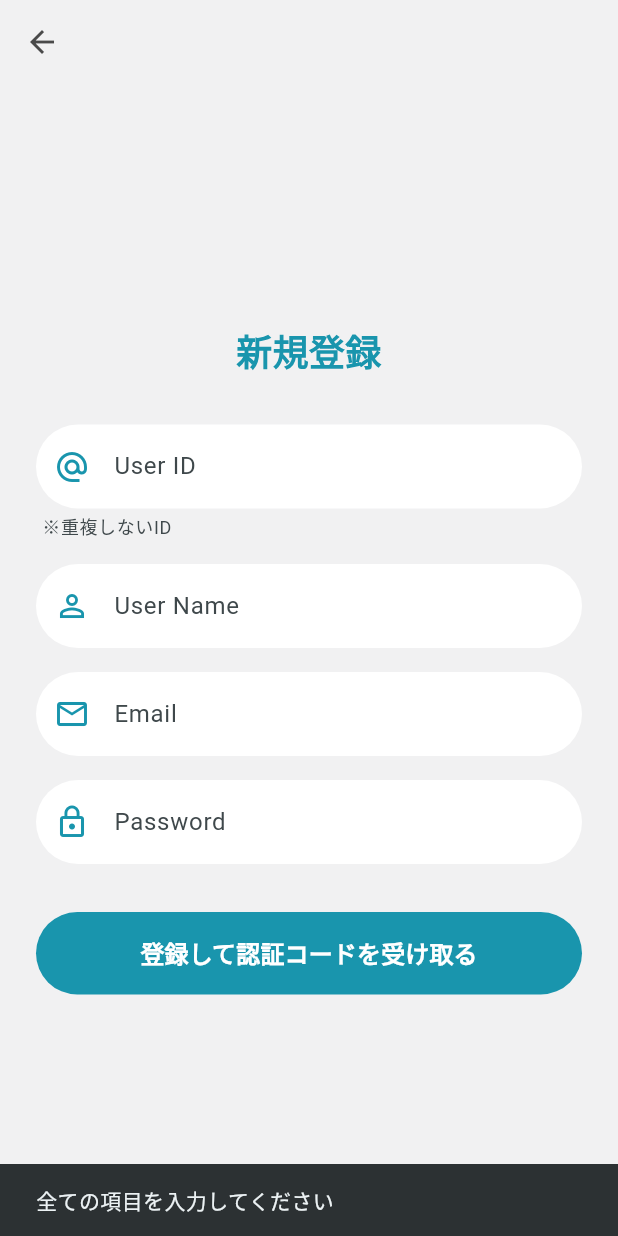
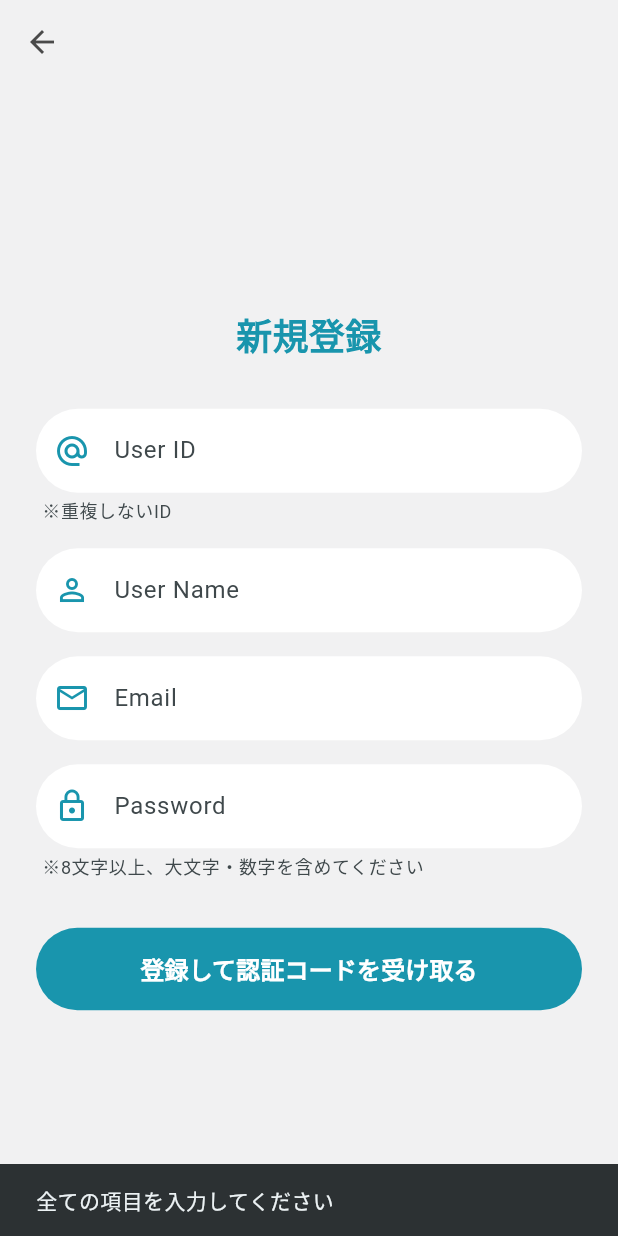
Before and after one commit to iwashi-v3/appointment-app, a Flutter app: the SignupScreen screen opened directly, after a tap on "登録して認証コードを受け取る", on a phone screen of 412 x 824 dp. Run offline on Flutter 3.47's test engine with Material 3 defaults, Android fonts, the phone set to English and light mode, and no system bars; our stand-ins replace flutter_dotenv, google_maps_flutter, supabase_flutter, web; accounts and stored records are empty.

Commit message:
レビューの修正

```diff
--- a/frontend/lib/screens/auth/signup_screen.dart
+++ b/frontend/lib/screens/auth/signup_screen.dart
@@ -14,10 +14,25 @@ class _SignupScreenState extends State<SignupScreen> {
   final _userIdController = TextEditingController();
   final _userNameController = TextEditingController();
   final _emailController = TextEditingController();
-  final _passwordController = TextEditingController(); // パスワードあり
+  final _passwordController = TextEditingController();
   bool _isLoading = false;
 
+  // --- 追加: パスワードバリデーション関数 ---
+  String? _validatePassword(String password) {
+    if (password.length < 8) {
+      return 'パスワードは8文字以上で入力してください';
+    }
+    if (!password.contains(RegExp(r'[A-Z]'))) {
+      return 'パスワードには大文字を1文字以上含めてください';
+    }
+    if (!password.contains(RegExp(r'[0-9]'))) {
+      return 'パスワードには数字を1文字以上含めてください';
+    }
+    return null;
+  }
+
   Future<void> _signup() async {
+    // 1. 空文字チェック
     if (_userIdController.text.isEmpty ||
         _userNameController.text.isEmpty ||
         _emailController.text.isEmpty ||
@@ -28,12 +43,24 @@ class _SignupScreenState extends State<SignupScreen> {
       return;
     }
 
+    // 2. 追加: パスワード強度チェック
+    final passwordError = _validatePassword(_passwordController.text);
+    if (passwordError != null) {
+      ScaffoldMessenger.of(context).showSnackBar(
+        SnackBar(
+          content: Text(passwordError),
+          backgroundColor: Colors.redAccent,
+        ),
+      );
+      return;
+    }
+
     setState(() => _isLoading = true);
 
     try {
       final supabase = Supabase.instance.client;
 
-      // パスワード付きでサインアップ
+      // サインアップ処理
       await supabase.auth.signUp(
         email: _emailController.text.trim(),
         password: _passwordController.text,
@@ -46,19 +73,37 @@ class _SignupScreenState extends State<SignupScreen> {
       if (!mounted) return;
 
       // 成功したらOTP入力画面へ遷移
-      // (パスワード登録の場合、自動ログインしない設定であれば確認待ち状態になります)
       Navigator.push(
         context,
         MaterialPageRoute(
-          // 前画面からのEmailを渡す
           builder: (context) => OtpVerifyScreen(email: _emailController.text.trim()),
         ),
       );
 
     } on AuthException catch (e) {
       if (!mounted) return;
+
+      String errorMessage;
+      switch (e.message) {
+        case 'User already registered':
+          errorMessage = 'このメールアドレスは既に登録されています';
+          break;
+        case 'Password should be at least 6 characters':
+          // ※ローカルバリデーションで弾くためここに来る確率は低いですが念のため
+          errorMessage = 'パスワードは6文字以上必要です';
+          break;
+        case 'Invalid login credentials':
+          errorMessage = 'メールアドレスまたはパスワードが正しくありません';
+          break;
+        case 'Email not confirmed':
+          errorMessage = 'メールアドレスが確認されていません';
+          break;
+        default:
+          errorMessage = '登録に失敗しました: ${e.message}';
+      }
+
       ScaffoldMessenger.of(context).showSnackBar(
-        SnackBar(content: Text('登録エラー: ${e.message}'), backgroundColor: Colors.redAccent),
+        SnackBar(content: Text(errorMessage), backgroundColor: Colors.redAccent),
       );
     } catch (e) {
       if (!mounted) return;
@@ -90,14 +135,19 @@ class _SignupScreenState extends State<SignupScreen> {
               const Text('新規登録', textAlign: TextAlign.center, style: TextStyle(fontSize: 24, fontWeight: FontWeight.bold, color: AppColors.primary)),
               const SizedBox(height: 32),
 
-              // 各入力フィールド
               _buildTextField(_userIdController, 'User ID', Icons.alternate_email, helperText: '※重複しないID'),
               const SizedBox(height: 16),
               _buildTextField(_userNameController, 'User Name', Icons.person_outline),
               const SizedBox(height: 16),
               _buildTextField(_emailController, 'Email', Icons.email_outlined, inputType: TextInputType.emailAddress),
               const SizedBox(height: 16),
-              _buildTextField(_passwordController, 'Password', Icons.lock_outline, isObscure: true), // パスワード欄
+              _buildTextField(
+                _passwordController,
+                'Password',
+                Icons.lock_outline,
+                isObscure: true,
+                helperText: '※8文字以上、大文字・数字を含めてください', // ヘルパーテキストを追加してユーザーに要件を伝達
+              ),
               const SizedBox(height: 32),
 
               ElevatedButton(
@@ -119,7 +169,6 @@ class _SignupScreenState extends State<SignupScreen> {
     );
   }
 
-  // UI共通化メソッド
   Widget _buildTextField(TextEditingController controller, String label, IconData icon, {bool isObscure = false, TextInputType? inputType, String? helperText}) {
     return TextField(
       controller: controller,
@@ -127,7 +176,8 @@ class _SignupScreenState extends State<SignupScreen> {
       keyboardType: inputType,
       decoration: InputDecoration(
         labelText: label,
-        helperText: helperText,
+        helperText: helperText, // ヘルパーテキストを表示できるように修正
+        helperMaxLines: 2,      // 長くなっても表示されるように
         prefixIcon: Icon(icon, color: AppColors.primary),
         filled: true,
         fillColor: Colors.white,
```
Also changed, not shown: frontend/lib/main.dart (+17 -14 lines), frontend/lib/screens/auth/login_screen.dart (+17 -15 lines), frontend/lib/screens/auth/otp_verify_screen.dart (line endings or trailing spaces).
